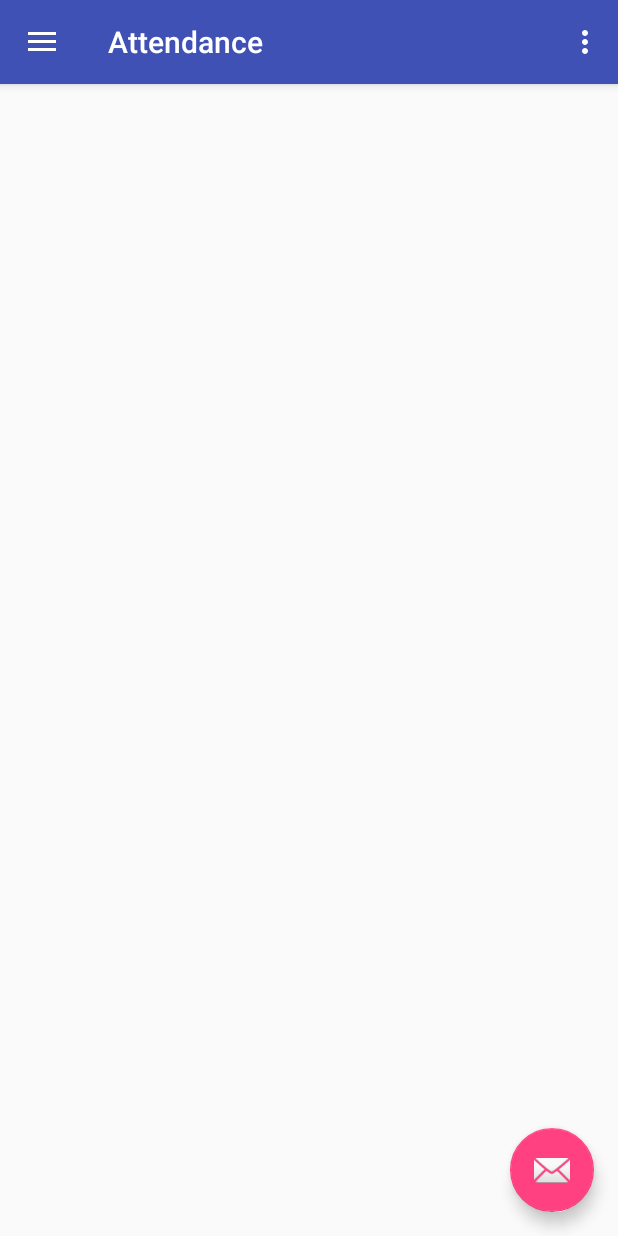
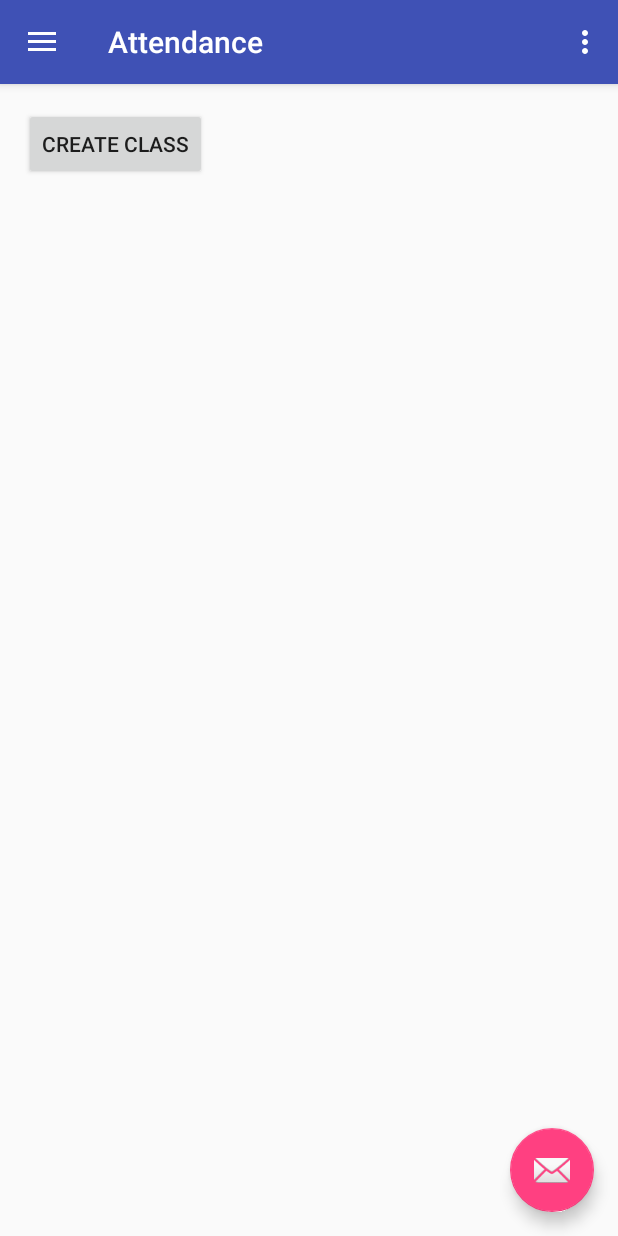
Before and after one commit to shikhar88/attendance, an Android app: the screen it shows after launch (MainActivity), in the side drawer, after a tap on "Create Class", on a phone screen of 412 x 824 dp. Run offline under Robolectric (Android 15) with nearby library versions, the phone set to English and light mode, and no system bars.

Commit message:
code added

```diff
--- /dev/null
+++ b/app/src/main/java/com/example/easyattendance/attendance/AttendanceFragment.java
@@ -0,0 +1,29 @@
+package com.example.easyattendance.attendance;
+
+
+import android.os.Bundle;
+import android.support.v4.app.Fragment;
+import android.view.LayoutInflater;
+import android.view.View;
+import android.view.ViewGroup;
+
+
+/**
+ * A simple {@link Fragment} subclass.
+ */
+public class AttendanceFragment extends Fragment {
+
+
+    public AttendanceFragment() {
+        // Required empty public constructor
+    }
+
+
+    @Override
+    public View onCreateView(LayoutInflater inflater, ViewGroup container,
+                             Bundle savedInstanceState) {
+        // Inflate the layout for this fragment
+        return inflater.inflate(R.layout.fragment_attendance, container, false);
+    }
+
+}
--- /dev/null
+++ b/app/src/main/java/com/example/easyattendance/attendance/CreateclassFragment.java
@@ -0,0 +1,66 @@
+package com.example.easyattendance.attendance;
+
+
+import android.app.AlertDialog;
+import android.app.Dialog;
+import android.content.Context;
+import android.content.DialogInterface;
+import android.os.Bundle;
+import android.support.v4.app.Fragment;
+import android.view.LayoutInflater;
+import android.view.View;
+import android.view.ViewGroup;
+import android.widget.Button;
+import android.widget.EditText;
+
+
+/**
+ * A simple {@link Fragment} subclass.
+ */
+public class CreateclassFragment extends Fragment implements View.OnClickListener {
+    public CreateclassFragment() {
+        // Required empty public constructor
+    }
+
+
+    @Override
+    public View onCreateView(LayoutInflater inflater, ViewGroup container,
+                             Bundle savedInstanceState) {
+        // Inflate the layout for this fragment
+        View view =  inflater.inflate(R.layout.fragment_createclass, container, false);
+        Button createClass = (Button)view.findViewById(R.id.button_createclass);
+        createClass.setOnClickListener(this);
+        return view;
+    }
+
+    public void onClick(View view) {
+        switch (view.getId()) {
+            case R.id.button_createclass:
+                LayoutInflater layoutInflaterAndroid = getActivity().getLayoutInflater();
+                View mView = layoutInflaterAndroid.inflate(R.layout.createclass, null);
+                AlertDialog.Builder alertDialogBuilderUserInput = new AlertDialog.Builder(view.getContext());
+                alertDialogBuilderUserInput.setView(mView);
+
+                final EditText userInputDialogEditText = (EditText) mView.findViewById(R.id.userInputDialog);
+                alertDialogBuilderUserInput
+                        .setCancelable(false)
+                        .setPositiveButton("Send", new DialogInterface.OnClickListener() {
+                            public void onClick(DialogInterface dialogBox, int id) {
+                                // ToDo get user input here
+                            }
+                        })
+
+                        .setNegativeButton("Cancel",
+                                new DialogInterface.OnClickListener() {
+                                    public void onClick(DialogInterface dialogBox, int id) {
+                                        dialogBox.cancel();
+                                    }
+                                });
+
+                AlertDialog alertDialogAndroid = alertDialogBuilderUserInput.create();
+                alertDialogAndroid.show();
+                break;
+        }
+    }
+
+}
--- a/app/src/main/java/com/example/easyattendance/attendance/MainActivity.java
+++ b/app/src/main/java/com/example/easyattendance/attendance/MainActivity.java
@@ -3,6 +3,7 @@ package com.example.easyattendance.attendance;
 import android.os.Bundle;
 import android.support.design.widget.FloatingActionButton;
 import android.support.design.widget.Snackbar;
+import android.support.v4.app.FragmentManager;
 import android.view.View;
 import android.support.design.widget.NavigationView;
 import android.support.v4.view.GravityCompat;
@@ -81,8 +82,15 @@ public class MainActivity extends AppCompatActivity
         int id = item.getItemId();
 
         if (id == R.id.nav_attendance) {
-            // Handle the camera action
+            AttendanceFragment attendanceFragment = new AttendanceFragment();
+            FragmentManager manager = getSupportFragmentManager();
+            manager.beginTransaction().replace(R.id.content_main,attendanceFragment,attendanceFragment.getTag()).commit();
+
+
         } else if (id == R.id.nav_createClass) {
+            CreateclassFragment createclassFragment = new CreateclassFragment();
+            FragmentManager manager = getSupportFragmentManager();
+            manager.beginTransaction().replace(R.id.content_main,createclassFragment,createclassFragment.getTag()).commit();
 
         } else if (id == R.id.nav_result) {
 
--- a/app/src/main/res/layout/fragment_attedance.xml
+++ b/app/src/main/res/layout/fragment_attendance.xml
@@ -2,12 +2,12 @@
     xmlns:tools="http://schemas.android.com/tools"
     android:layout_width="match_parent"
     android:layout_height="match_parent"
-    tools:context="com.example.easyattendance.attendance.attedance">
+    tools:context="com.example.easyattendance.attendance.AttendanceFragment">
 
     <!-- TODO: Update blank fragment layout -->
     <TextView
         android:layout_width="match_parent"
         android:layout_height="match_parent"
-        android:text="@string/hello_blank_fragment" />
+        android:text="Attendance code goes here" />
 
 </FrameLayout>
--- /dev/null
+++ b/app/src/main/res/layout/fragment_createclass.xml
@@ -0,0 +1,13 @@
+<RelativeLayout xmlns:android="http://schemas.android.com/apk/res/android"
+    xmlns:tools="http://schemas.android.com/tools"
+    android:layout_width="match_parent"
+    android:layout_height="match_parent"
+    tools:context="com.example.easyattendance.attendance.CreateclassFragment">
+
+        <Button
+        android:text="Create class"
+        android:layout_width="wrap_content"
+        android:layout_height="wrap_content"
+        android:id="@+id/button_createclass" />
+
+</RelativeLayout>
--- a/app/src/main/res/values/strings.xml
+++ b/app/src/main/res/values/strings.xml
@@ -8,4 +8,6 @@
 
     <!-- TODO: Remove or change this placeholder text -->
     <string name="hello_blank_fragment">Hello blank fragment</string>
+    <string name="class_message">Enter class name</string>
+    <string name="class_title">Create Class</string>
 </resources>
```
Also changed, not shown: app/src/main/java/com/example/easyattendance/attendance/attedance.java (deleted, +0 -108 lines), app/src/main/res/layout/createclass.xml (added, +22 -0 lines).
